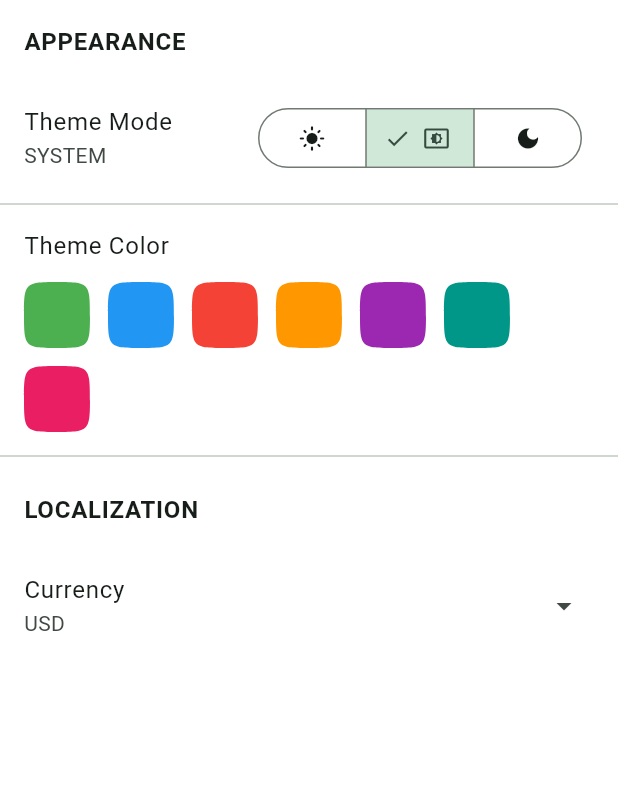
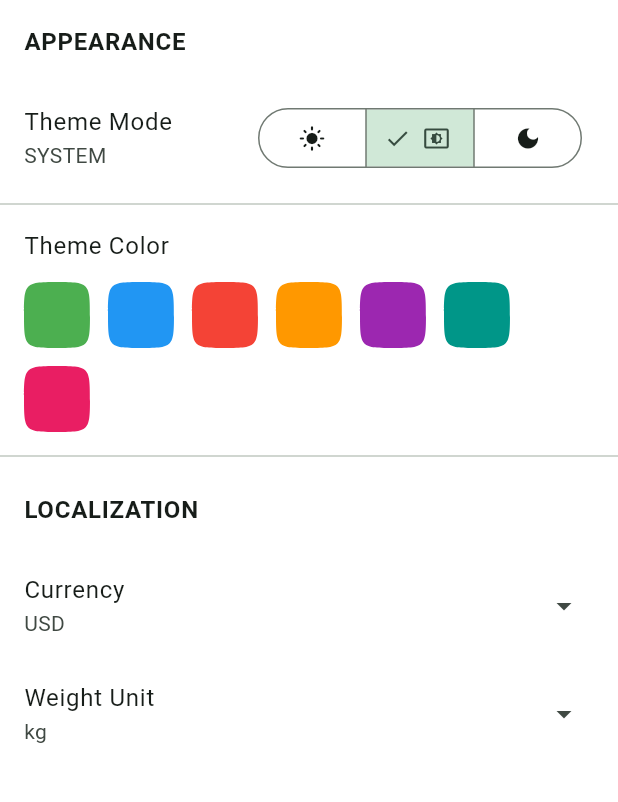
Before and after one commit to MidHunterX/Cart-Ops, a Flutter app: the screen it shows after launch, after a tap on the "settings" icon, on a phone screen of 412 x 824 dp, the part 84-886 px from its top. Run offline on Flutter 3.47's test engine with Material 3 defaults, Android fonts, the phone set to English and light mode, and no system bars; our stand-ins replace drift, drift_flutter, image_picker, shared_preferences; accounts and stored records are empty; generated files the repository leaves out were written again; project files that could hold a hidden picture were left out.

Commit message:
✨ feat(settings): add setting for weight units

```diff
--- a/lib/features/items/views/screens/item_detail_screen.dart
+++ b/lib/features/items/views/screens/item_detail_screen.dart
@@ -15,6 +15,7 @@ class ItemDetailScreen extends StatelessWidget {
     final repo = context.watch<ItemsRepository>();
     final settings = context.watch<SettingsProvider>();
     final currency = settings.currencySymbol;
+    final weightUnit = settings.weightUnit;
     final colorScheme = Theme.of(context).colorScheme;
 
     return Scaffold(
@@ -89,7 +90,7 @@ class ItemDetailScreen extends StatelessWidget {
                           crossAxisAlignment: CrossAxisAlignment.start,
                           children: [
                             const SizedBox(height: 4),
-                            Text('Quantity: ${p.quantity?.toWeightString(p.isWeight ? 'kg' : '')}'),
+                            Text('Quantity: ${p.quantity?.toWeightString(p.isWeight ? weightUnit : '')}'),
                           ],
                         ),
                         trailing: Column(
--- a/lib/features/purchased_items/views/widgets/common/purchased_item_form_header.dart
+++ b/lib/features/purchased_items/views/widgets/common/purchased_item_form_header.dart
@@ -16,7 +16,9 @@ class PurchasedItemFormHeader extends StatelessWidget {
 
   @override
   Widget build(BuildContext context) {
-    final currencySymbol = context.read<SettingsProvider>().currencySymbol;
+    final settings = context.watch<SettingsProvider>();
+    final currencySymbol = settings.currencySymbol;
+    final weightUnit = settings.weightUnit;
     final colorScheme = Theme.of(context).colorScheme;
 
     return Row(
@@ -26,7 +28,7 @@ class PurchasedItemFormHeader extends StatelessWidget {
         Row(
           children: [
             Text(
-              '$currencySymbol/kg',
+              '$currencySymbol/$weightUnit',
               style: Theme.of(context).textTheme.bodyMedium?.copyWith(
                 fontWeight: FontWeight.bold,
                 color: colorScheme.primary,
--- a/lib/features/settings/data/settings_data.dart
+++ b/lib/features/settings/data/settings_data.dart
@@ -91,3 +91,15 @@ final List<Currency> currencies = [
   Currency('ETH', 'Ξ', 'Ethereum', '🌐'),
   Currency('USDT', '₮', 'Tether', '🌐'),
 ];
+
+class WeightUnitOption {
+  final String unit;
+  final String system;
+  final String name;
+  const WeightUnitOption(this.unit, this.system, this.name);
+}
+
+const List<WeightUnitOption> weightUnitOptions = [
+  WeightUnitOption('kg', 'Metric', 'Kilograms'),
+  WeightUnitOption('lb', 'Imperial', 'Pounds'),
+];
--- a/lib/features/settings/providers/settings_provider.dart
+++ b/lib/features/settings/providers/settings_provider.dart
@@ -1,3 +1,4 @@
+// lib/features/settings/providers/settings_provider.dart
 import 'package:flutter/material.dart';
 import 'package:shared_preferences/shared_preferences.dart';
 import '../data/settings_data.dart';
@@ -6,15 +7,18 @@ class SettingsProvider extends ChangeNotifier {
   static const String _themeKey = 'theme_mode';
   static const String _colorKey = 'seed_color';
   static const String _currencyKey = 'currency_code';
+  static const String _weightUnitKey = 'weight_unit';
 
   ThemeMode _themeMode = ThemeMode.system;
   Color _seedColor = Colors.greenAccent;
   String _currencyCode = 'USD';
+  String _weightUnit = 'kg';
 
   ThemeMode get themeMode => _themeMode;
   Color get seedColor => _seedColor;
   String get currencyCode => _currencyCode;
   String get currencySymbol => currencies.firstWhere((c) => c.code == currencyCode).symbol;
+  String get weightUnit => _weightUnit;
 
   final SharedPreferences _prefs;
 
@@ -30,6 +34,7 @@ class SettingsProvider extends ChangeNotifier {
     if (colorValue != null) _seedColor = Color(colorValue);
 
     _currencyCode = _prefs.getString(_currencyKey) ?? 'USD';
+    _weightUnit = _prefs.getString(_weightUnitKey) ?? 'kg';
   }
 
   void setThemeMode(ThemeMode mode) async {
@@ -49,4 +54,10 @@ class SettingsProvider extends ChangeNotifier {
     notifyListeners();
     _prefs.setString(_currencyKey, code);
   }
+
+  void setWeightUnit(String unit) async {
+    _weightUnit = unit;
+    notifyListeners();
+    _prefs.setString(_weightUnitKey, unit);
+  }
 }
--- a/lib/features/settings/views/settings_screen.dart
+++ b/lib/features/settings/views/settings_screen.dart
@@ -5,6 +5,7 @@ import './widgets/theme_colorpicker_v2.dart';
 import './widgets/section_header.dart';
 import './widgets/currency_picker.dart';
 import './widgets/theme_mode_selector.dart';
+import './widgets/weight_unit_picker.dart';
 
 class SettingsScreen extends StatelessWidget {
   const SettingsScreen({super.key});
@@ -58,6 +59,18 @@ class SettingsScreen extends StatelessWidget {
               },
             ),
           ),
+
+          ListTile(
+            title: const Text('Weight Unit'),
+            subtitle: Text(settings.weightUnit),
+            trailing: const Icon(Icons.arrow_drop_down),
+            onTap: () => showModalBottomSheet(
+              context: context,
+              builder: (context) {
+                return WeightUnitPicker(settings: settings);
+              },
+            ),
+          ),
         ],
       ),
     );
```
Also changed, not shown: lib/features/purchased_items/views/widgets/add_purchased_item_sheet.dart (+5 -3 lines), lib/features/purchased_items/views/widgets/edit_purchased_item_sheet.dart (+5 -3 lines), lib/features/purchased_items/views/widgets/purchased_item_tile.dart (+5 -4 lines), lib/features/settings/views/widgets/weight_unit_picker.dart (added, +40 -0 lines), 1 other file.
